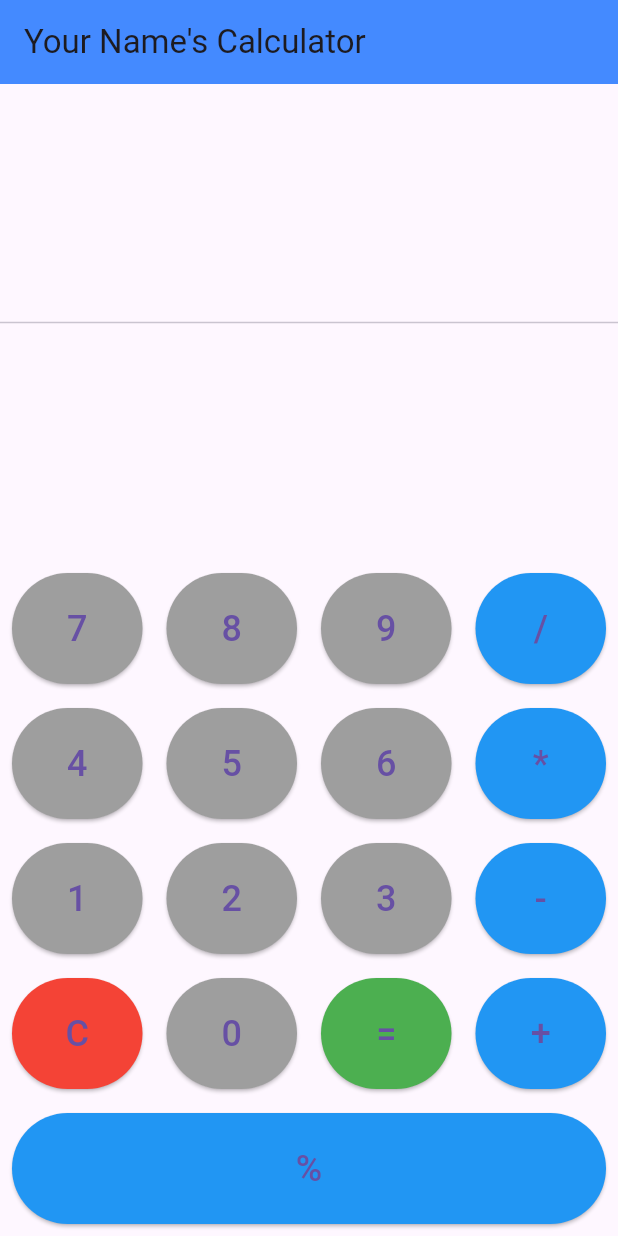
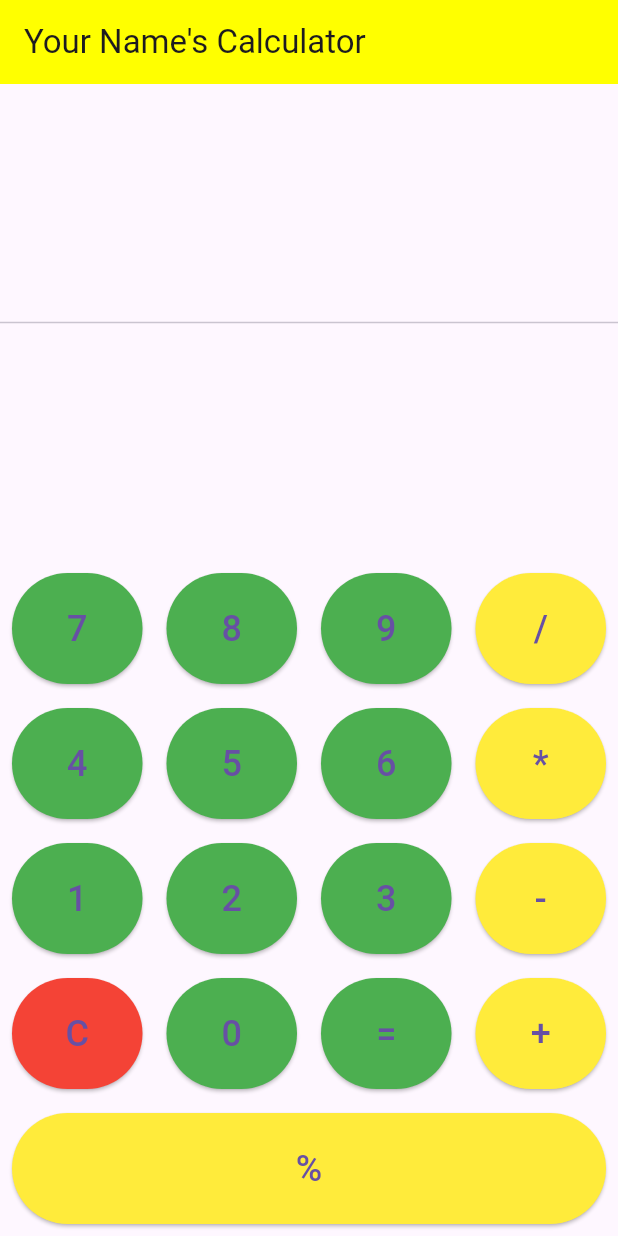
Before and after one commit to ramialdine/calcapp, a Flutter app: the screen it shows after launch, on a phone screen of 412 x 824 dp. Run offline on Flutter 3.47's test engine with Material 3 defaults, Android fonts, the phone set to English and light mode, and no system bars.

Commit message:
Updated UI Colors

```diff
--- a/lib/main.dart
+++ b/lib/main.dart
@@ -12,7 +12,7 @@ class CalculatorApp extends StatelessWidget {
     return MaterialApp(
       title: 'Calculator',
       theme: ThemeData(
-        primarySwatch: Colors.blue,
+        primarySwatch: Colors.yellow,
         useMaterial3: true,
       ),
       home: const CalculatorScreen(),
@@ -174,7 +174,7 @@ class _CalculatorScreenState extends State<CalculatorScreen> {
     return Scaffold(
       appBar: AppBar(
         title: const Text('Your Name\'s Calculator'),
-        backgroundColor: Colors.blueAccent,
+        backgroundColor: Colors.yellowAccent,
       ),
       body: Column(
         children: <Widget>[
@@ -201,39 +201,39 @@ class _CalculatorScreenState extends State<CalculatorScreen> {
           ),
           Row(
             children: <Widget>[
-              _buildButton('7', Colors.grey),
-              _buildButton('8', Colors.grey),
-              _buildButton('9', Colors.grey),
-              _buildButton('/', Colors.blue),
+              _buildButton('7', Colors.green),
+              _buildButton('8', Colors.green),
+              _buildButton('9', Colors.green),
+              _buildButton('/', Colors.yellow),
             ],
           ),
           Row(
             children: <Widget>[
-              _buildButton('4', Colors.grey),
-              _buildButton('5', Colors.grey),
-              _buildButton('6', Colors.grey),
-              _buildButton('*', Colors.blue),
+              _buildButton('4', Colors.green),
+              _buildButton('5', Colors.green),
+              _buildButton('6', Colors.green),
+              _buildButton('*', Colors.yellow),
             ],
           ),
           Row(
             children: <Widget>[
-              _buildButton('1', Colors.grey),
-              _buildButton('2', Colors.grey),
-              _buildButton('3', Colors.grey),
-              _buildButton('-', Colors.blue),
+              _buildButton('1', Colors.green),
+              _buildButton('2', Colors.green),
+              _buildButton('3', Colors.green),
+              _buildButton('-', Colors.yellow),
             ],
           ),
           Row(
             children: <Widget>[
               _buildButton('C', Colors.red),
-              _buildButton('0', Colors.grey),
+              _buildButton('0', Colors.green),
               _buildButton('=', Colors.green),
-              _buildButton('+', Colors.blue),
+              _buildButton('+', Colors.yellow),
             ],
           ),
           Row(
             children: <Widget>[
-              _buildButton('%', Colors.blue),
+              _buildButton('%', Colors.yellow),
             ],
           ),
         ],
```
